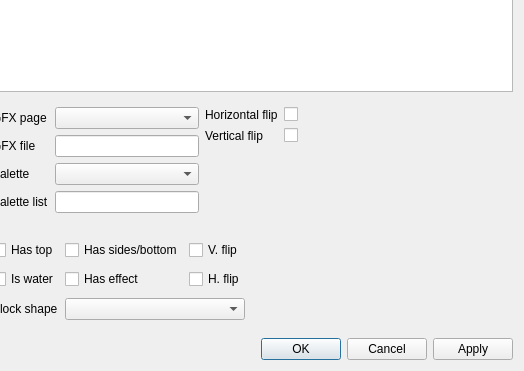
This is dsvedit/tileset_editor.ui in LagoLunatic/DSVEdit as Qt 5 draws it before an edit; both pictures show x 676 to 1200 and y 389 to 760 of the 1200 by 760 pixel window. The edited form follows.
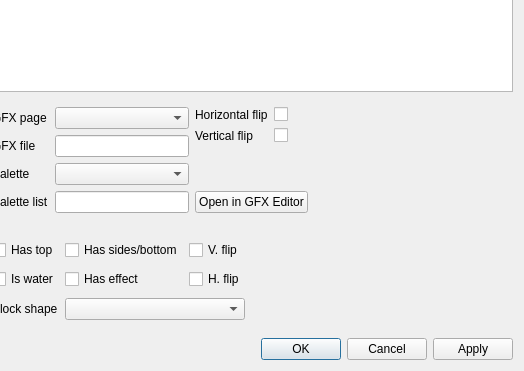
This is the edited form.

Commit message: Tileset editor: Added an "Open in GFX editor" button

Patch:
```diff
--- a/dsvedit/tileset_editor.ui
+++ b/dsvedit/tileset_editor.ui
@@ -223,6 +223,8 @@
              </layout>
             </item>
             <item>
+             <layout class="QVBoxLayout" name="verticalLayout_4">
+              <item>
              <layout class="QFormLayout" name="formLayout_2">
               <property name="fieldGrowthPolicy">
                <enum>QFormLayout::AllNonFixedFieldsGrow</enum>
@@ -252,6 +254,15 @@
                <widget class="QCheckBox" name="vertical_flip">
                 <property name="text">
                  <string/>
+                  </property>
+                 </widget>
+                </item>
+               </layout>
+              </item>
+              <item>
+               <widget class="QPushButton" name="open_in_gfx_editor">
+                <property name="text">
+                 <string>Open in GFX Editor</string>
                 </property>
                </widget>
               </item>
```
Lines whose indentation alone changed are shown as unchanged. The commit also changes 1 other file.
